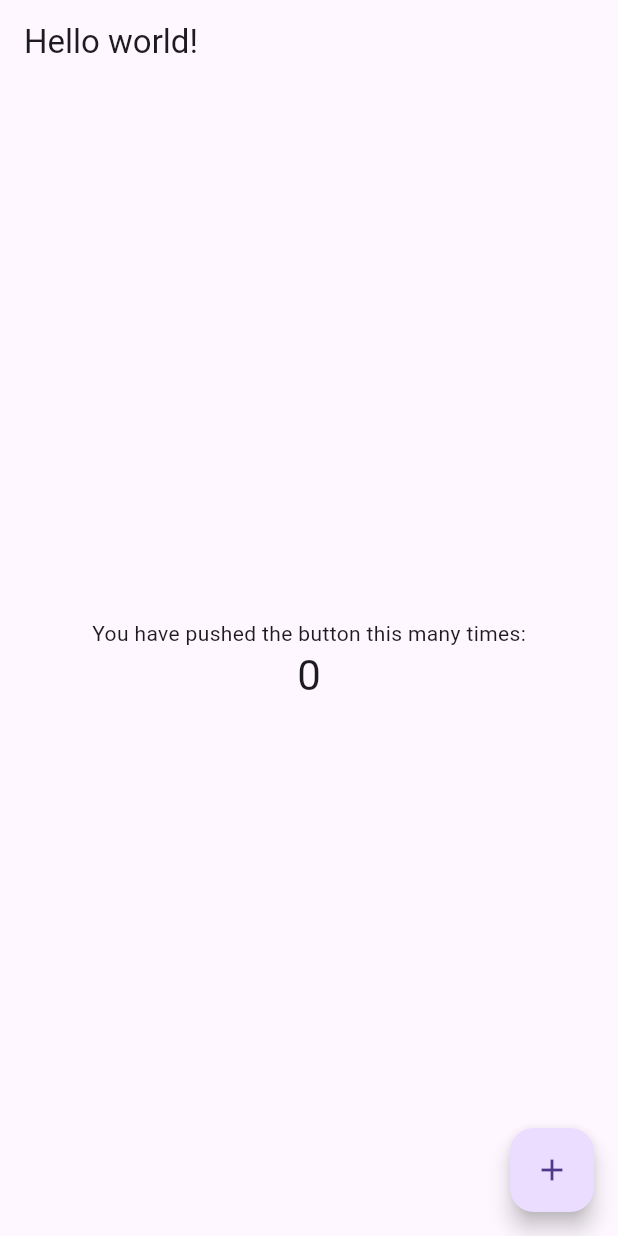
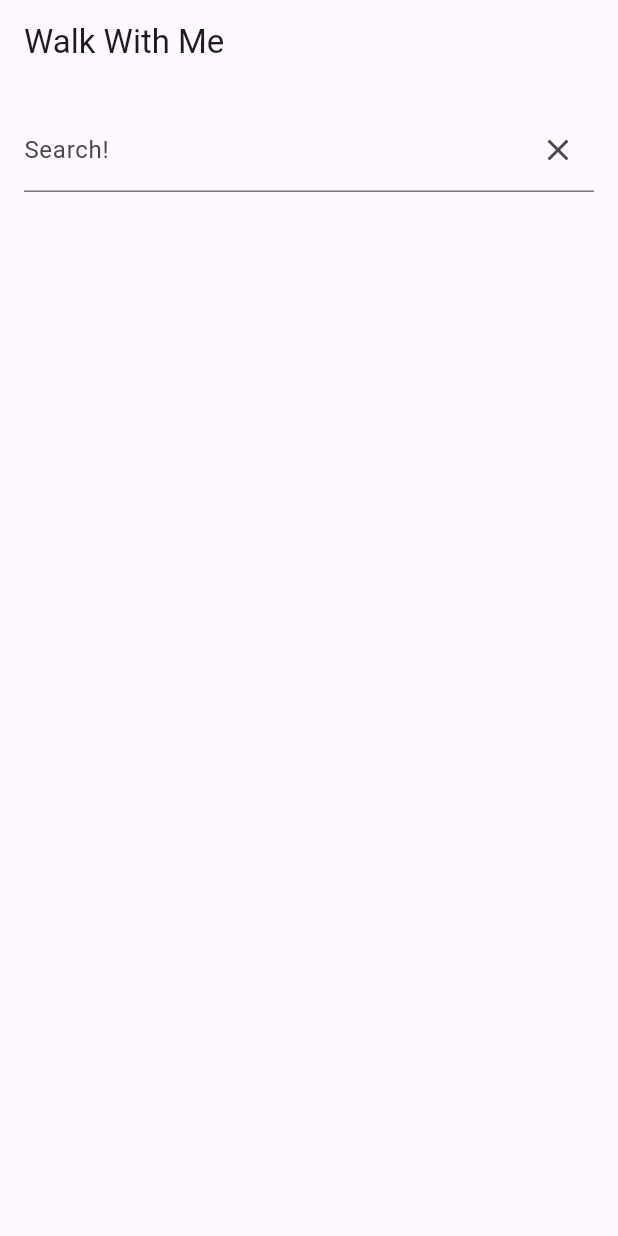
Before and after one commit to RahatIbnRafiq/wwm, a Flutter app: the screen it shows after launch, on a phone screen of 412 x 824 dp. Run offline on Flutter 3.47's test engine with Material 3 defaults, Android fonts, the phone set to English and light mode, and no system bars.

Commit message:
wwm basic homepage with skeleton code to complete the master branch work.

```diff
--- /dev/null
+++ b/lib/homepage.dart
@@ -0,0 +1,41 @@
+import 'package:flutter/material.dart';
+
+class Homepage extends StatefulWidget {
+  const Homepage({Key? key}) : super(key: key);
+
+  @override
+  _HomepageState createState() => _HomepageState();
+}
+
+class _HomepageState extends State<Homepage> {
+  final TextEditingController _controller = TextEditingController();
+
+  @override
+  Widget build(BuildContext context) {
+    return Scaffold(
+      appBar: AppBar(
+        title: const Text('Walk With Me'),
+      ),
+      body: Padding(
+        padding: const EdgeInsets.all(16.0),
+        child: Column(
+          children: <Widget>[
+            TextField(
+              controller: _controller,
+              decoration: InputDecoration(
+                labelText: 'Search!',
+                suffixIcon: IconButton(
+                  icon: const Icon(Icons.clear),
+                  onPressed: () {
+                    _controller.clear();
+                  },
+                ),
+              ),
+              onSubmitted: (String value) {},
+            ),
+          ],
+        ),
+      ),
+    );
+  }
+}
--- a/lib/main.dart
+++ b/lib/main.dart
@@ -1,4 +1,5 @@
 import 'package:flutter/material.dart';
+import 'homepage.dart';
 
 void main() {
   runApp(const MyApp());
@@ -11,58 +12,11 @@ class MyApp extends StatelessWidget {
   @override
   Widget build(BuildContext context) {
     return MaterialApp(
-      title: 'Hello World',
+      title: 'Walk With Me',
       theme: ThemeData(
         primarySwatch: Colors.blue,
       ),
-      home: const MyHomePage(title: 'Hello world!'),
+      home: const Homepage(),
     );
   }
 }
-
-class MyHomePage extends StatefulWidget {
-  const MyHomePage({Key? key, required this.title}) : super(key: key);
-
-  final String title;
-
-  @override
-  State<MyHomePage> createState() => _MyHomePageState();
-}
-
-class _MyHomePageState extends State<MyHomePage> {
-  int _counter = 0;
-
-  void _incrementCounter() {
-    setState(() {
-      _counter++;
-    });
-  }
-
-  @override
-  Widget build(BuildContext context) {
-    return Scaffold(
-      appBar: AppBar(
-        title: Text(widget.title),
-      ),
-      body: Center(
-        child: Column(
-          mainAxisAlignment: MainAxisAlignment.center,
-          children: <Widget>[
-            const Text(
-              'You have pushed the button this many times:',
-            ),
-            Text(
-              '$_counter',
-              style: Theme.of(context).textTheme.headline4,
-            ),
-          ],
-        ),
-      ),
-      floatingActionButton: FloatingActionButton(
-        onPressed: _incrementCounter,
-        tooltip: 'Increment',
-        child: const Icon(Icons.add),
-      ), // This trailing comma makes auto-formatting nicer for build methods.
-    );
-  }
-}
```
